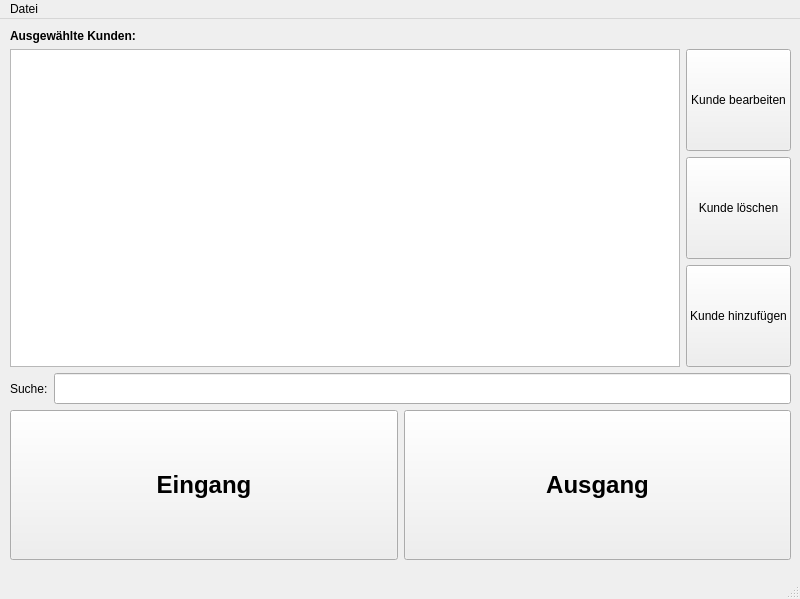
First picture: the form in src/de/charityapps/postoffice/ui/postoffice.ui, repository hanneseilers/Social-Postoffice, before the edit.
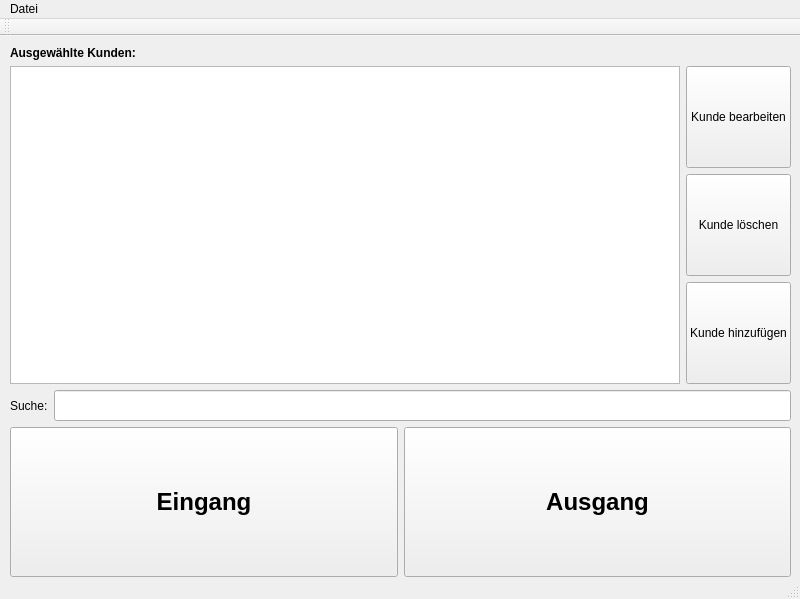
Second picture: the form after the edit.

Commit message: Update main ui layout.

Patch:
```diff
--- a/src/de/charityapps/postoffice/ui/postoffice.ui
+++ b/src/de/charityapps/postoffice/ui/postoffice.ui
@@ -20,6 +20,9 @@
    <string>Social Postoffice</string>
   </property>
   <widget class="QWidget" name="centralwidget">
+   <property name="enabled">
+    <bool>true</bool>
+   </property>
    <property name="sizePolicy">
     <sizepolicy hsizetype="Expanding" vsizetype="Expanding">
      <horstretch>0</horstretch>
@@ -214,6 +217,17 @@
    <addaction name="menuDatei"/>
   </widget>
   <widget class="QStatusBar" name="statusbar"/>
+  <widget class="QToolBar" name="toolBar">
+   <property name="windowTitle">
+    <string>toolBar</string>
+   </property>
+   <attribute name="toolBarArea">
+    <enum>TopToolBarArea</enum>
+   </attribute>
+   <attribute name="toolBarBreak">
+    <bool>false</bool>
+   </attribute>
+  </widget>
   <action name="actionClose">
    <property name="text">
     <string>Beenden</string>
```
The commit also changes 1 other file.
